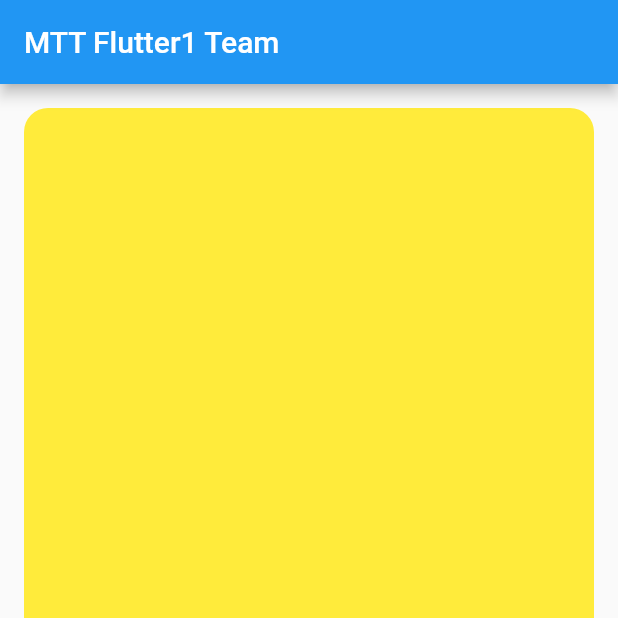
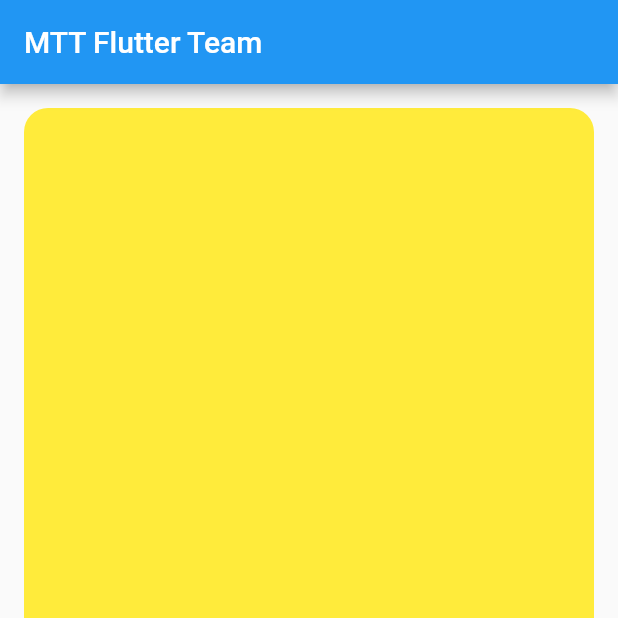
Before and after one commit to erkinaka/flutterlessons, a Flutter app: the screen it shows after launch, on a phone screen of 412 x 824 dp, the top half of it. Run offline on Flutter 3.47's test engine with Material 2 defaults, Android fonts, the phone set to English and light mode, and no system bars.

Commit message:
Asset İşlemleri

```diff
--- a/lib/main.dart
+++ b/lib/main.dart
@@ -18,7 +18,7 @@ class FlutterMyApp extends StatelessWidget {
       ),
       home: Scaffold(
         appBar: AppBar(
-          title: const Text('MTT Flutter1 Team'),
+          title: const Text('MTT Flutter Team'),
         ),
         body: Container(
           decoration: BoxDecoration(
```
